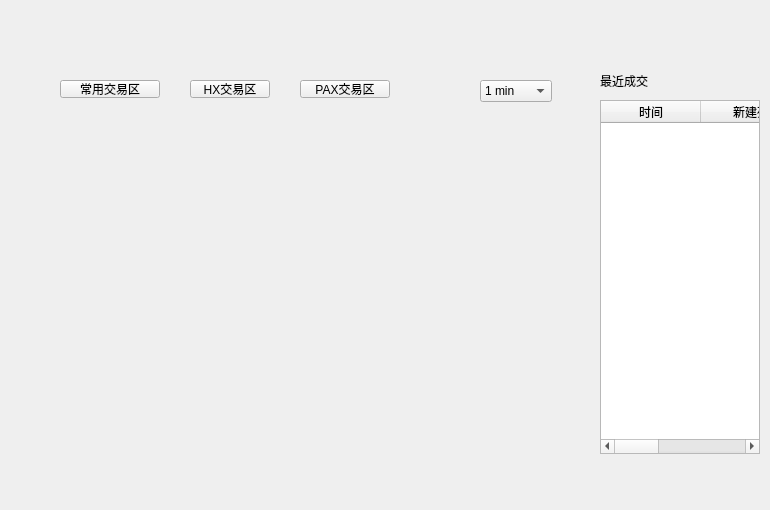
This is LNKWallet/exchange/KLineWidget.ui in HcashOrg/hx-indicator as Qt 5 draws it before an edit. The edited form follows.
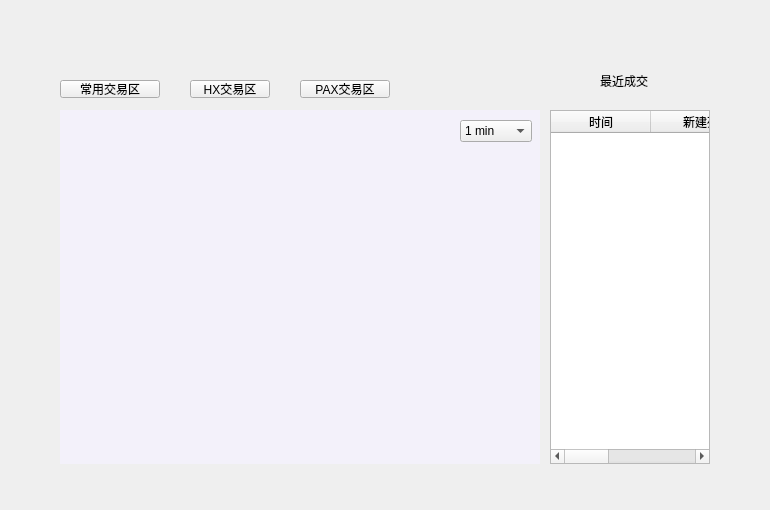
This is the edited form.

```diff
--- a/LNKWallet/exchange/KLineWidget.ui
+++ b/LNKWallet/exchange/KLineWidget.ui
@@ -16,8 +16,8 @@
   <widget class="QTableWidget" name="recentDealsTableWidget">
    <property name="geometry">
     <rect>
-     <x>600</x>
-     <y>100</y>
+     <x>550</x>
+     <y>110</y>
      <width>160</width>
      <height>354</height>
     </rect>
@@ -121,8 +121,8 @@
   <widget class="QComboBox" name="periodComboBox">
    <property name="geometry">
     <rect>
-     <x>480</x>
-     <y>80</y>
+     <x>460</x>
+     <y>120</y>
      <width>72</width>
      <height>22</height>
     </rect>
@@ -183,40 +183,61 @@
     </property>
    </item>
   </widget>
-  <widget class="QLabel" name="infoLabel">
-   <property name="geometry">
-    <rect>
-     <x>150</x>
-     <y>100</y>
-     <width>400</width>
-     <height>20</height>
-    </rect>
-   </property>
-   <property name="styleSheet">
-    <string notr="true">color: rgb(38, 25, 50);
-font: 10px &quot;微软雅黑&quot;;</string>
-   </property>
-   <property name="text">
-    <string/>
-   </property>
-  </widget>
-  <widget class="QLabel" name="priceLabel">
+  <widget class="QWidget" name="widget" native="true">
    <property name="geometry">
     <rect>
      <x>60</x>
-     <y>100</y>
-     <width>90</width>
-     <height>20</height>
+     <y>110</y>
+     <width>480</width>
+     <height>354</height>
     </rect>
    </property>
    <property name="styleSheet">
-    <string notr="true">color: rgb(1, 215, 26);
+    <string notr="true">background-color: rgb(243, 241, 250);</string>
+   </property>
+   <widget class="QLabel" name="priceLabel">
+    <property name="geometry">
+     <rect>
+      <x>0</x>
+      <y>0</y>
+      <width>90</width>
+      <height>20</height>
+     </rect>
+    </property>
+    <property name="styleSheet">
+     <string notr="true">color: rgb(1, 215, 26);
 font: 16px &quot;微软雅黑&quot;;</string>
-   </property>
-   <property name="text">
-    <string/>
-   </property>
+    </property>
+    <property name="text">
+     <string/>
+    </property>
+   </widget>
+   <widget class="QLabel" name="infoLabel">
+    <property name="geometry">
+     <rect>
+      <x>90</x>
+      <y>0</y>
+      <width>400</width>
+      <height>20</height>
+     </rect>
+    </property>
+    <property name="styleSheet">
+     <string notr="true">color: rgb(38, 25, 50);
+font: 10px &quot;微软雅黑&quot;;</string>
+    </property>
+    <property name="text">
+     <string/>
+    </property>
+   </widget>
   </widget>
+  <zorder>widget</zorder>
+  <zorder>recentDealsTableWidget</zorder>
+  <zorder>label</zorder>
+  <zorder>title_label</zorder>
+  <zorder>marketBtn3</zorder>
+  <zorder>favoriteMarketBtn</zorder>
+  <zorder>marketBtn1</zorder>
+  <zorder>periodComboBox</zorder>
  </widget>
  <resources/>
  <connections/>
```
